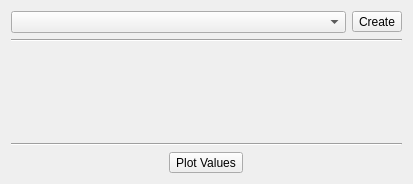
Old version of the form src/Mod/Fem/Gui/TaskPostLinearizedStresses.ui in the repository makkemal/FreeCAD.
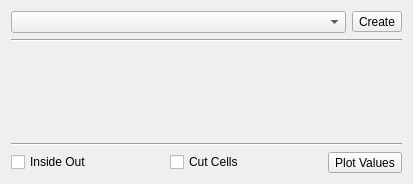
New version of the form. Icons and pictures are not drawn.

Commit message: Fem:LinearizedStresses: added inside out and cut cells

The edit to the form file:
```diff
--- a/src/Mod/Fem/Gui/TaskPostLinearizedStresses.ui
+++ b/src/Mod/Fem/Gui/TaskPostLinearizedStresses.ui
@@ -67,6 +67,20 @@
    </item>
    <item>
     <layout class="QHBoxLayout" name="horizontalLayout_2">
+     <item>
+      <widget class="QCheckBox" name="InsideOut">
+       <property name="text">
+        <string>Inside Out</string>
+       </property>
+      </widget>
+     </item>
+     <item>
+      <widget class="QCheckBox" name="CutCells">
+       <property name="text">
+        <string>Cut Cells</string>
+       </property>
+      </widget>
+     </item>
      <item>
       <widget class="QToolButton" name="PlotValues">
        <property name="text">
```
The commit also changes 4 other files.
